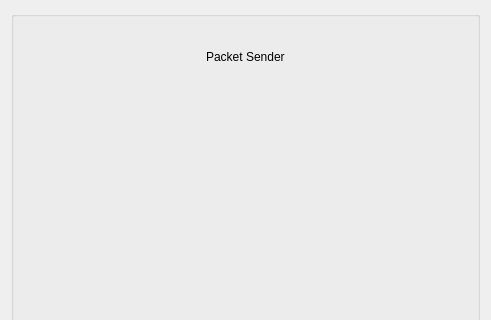
The window that src/about.ui (dannagle/PacketSender) describes before a commit, drawn with Qt 5; both pictures show x 0 to 491 and y 0 to 320 of the 491 by 466 pixel window.
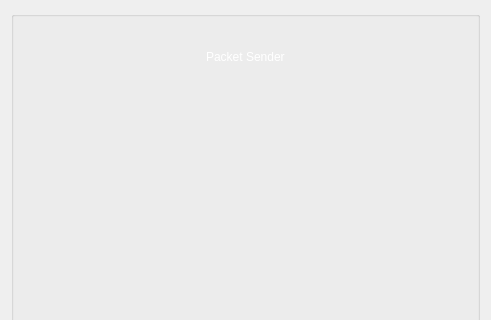
The same window after the commit. Icons and pictures are not drawn.

```diff
--- a/src/about.ui
+++ b/src/about.ui
@@ -40,7 +40,7 @@
           <item>
            <widget class="QLabel" name="psAboutLabel">
             <property name="styleSheet">
-             <string notr="true">color:qlineargradient(spread:pad, x1:0, y1:0, x2:1, y2:0, stop:0 rgba(0, 0, 255, 255), stop:1 rgba(0, 0, 0, 255));
+             <string notr="true">color:qlineargradient(spread:pad, x1:0, y1:0, x2:1, y2:0, stop:0 rgba(255, 255, 255, 255), stop:1 rgba(255, 255, 255, 255));
 font: 75 24pt &quot;Helvetica&quot;; </string>
             </property>
             <property name="text">
```
